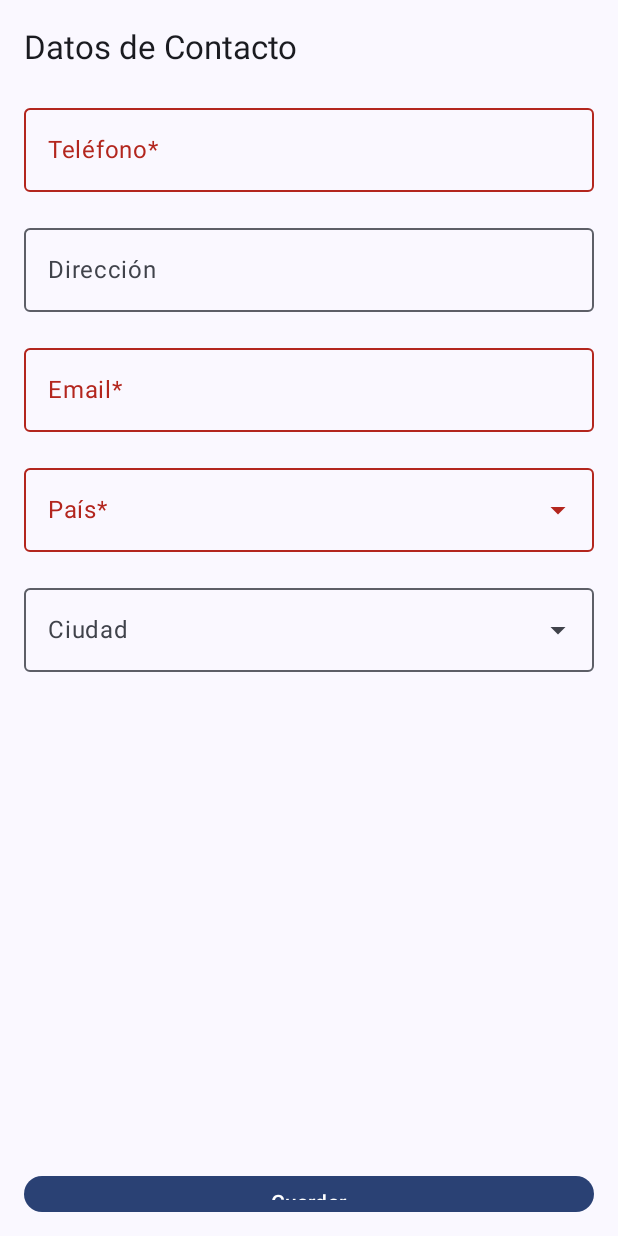
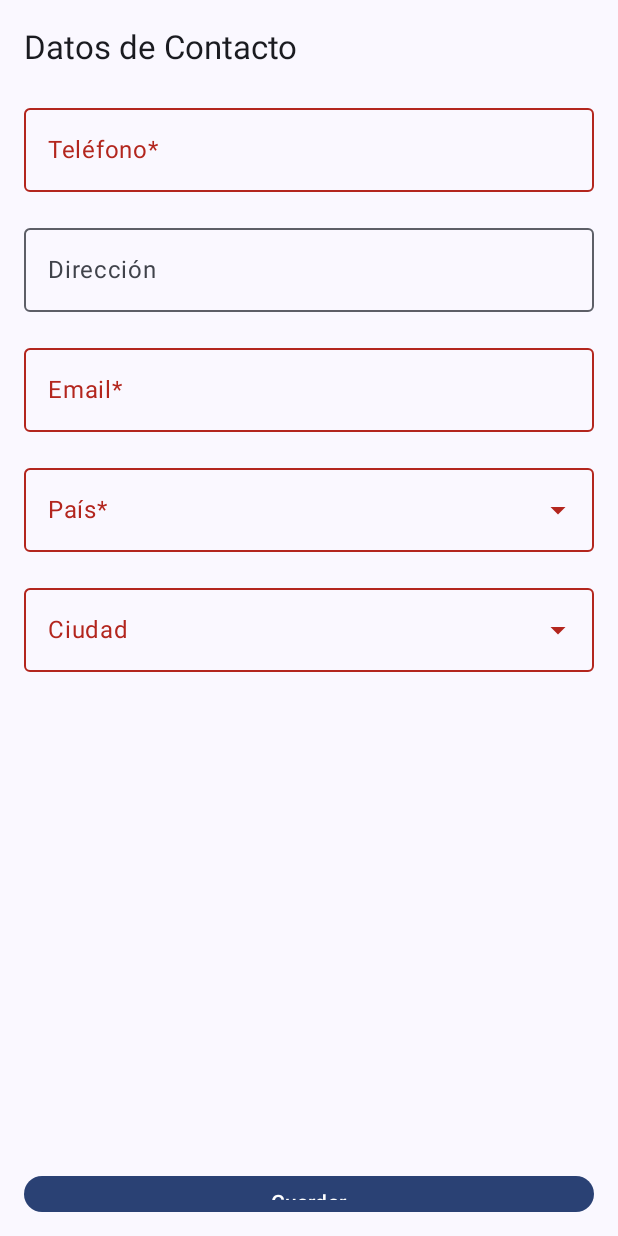
Before and after one commit to JuanSOrtiz/LabsCM20242-Gr04, an Android app built with Jetpack Compose: the ContactDataActivity screen opened directly, with no data from a screen before it, on a phone screen of 412 x 824 dp. Run offline under Robolectric (Android 15) with nearby library versions, the phone set to English and light mode, and no system bars.

```diff
--- a/app/src/main/java/com/example/labs20242_gr04/ContactDataActivity.kt
+++ b/app/src/main/java/com/example/labs20242_gr04/ContactDataActivity.kt
@@ -192,7 +192,7 @@ fun FormFields(
     Spacer(modifier = Modifier.height(16.dp))
 
     // Campo Ciudad
-    CityDropdown(city, onCityChange)
+    CityDropdown(city, country, onCityChange)
     Spacer(modifier = Modifier.height(16.dp))
 }
 
@@ -241,11 +241,23 @@ fun CountryDropdown(country: String, onCountryChange: (String) -> Unit) {
 
 @OptIn(ExperimentalMaterial3Api::class)
 @Composable
-fun CityDropdown(city: String, onCityChange: (String) -> Unit) {
+fun CityDropdown(city: String, country: String, onCityChange: (String) -> Unit) {
     var expanded by remember { mutableStateOf(false) }
-    val cities = listOf(
-        "Bogotá", "Medellín", "Cali", "Barranquilla", "Cartagena", "Bucaramanga", "Pereira"
+
+    // Mapa de ciudades por país
+    val citiesByCountry = mapOf(
+        "Argentina" to listOf("Buenos Aires", "Córdoba", "Rosario"),
+        "Brasil" to listOf("São Paulo", "Rio de Janeiro", "Brasilia"),
+        "Chile" to listOf("Santiago", "Valparaíso", "Concepción"),
+        "Colombia" to listOf("Bogotá", "Medellín", "Cali"),
+        "Ecuador" to listOf("Quito", "Guayaquil", "Cuenca"),
+        "México" to listOf("Ciudad de México", "Guadalajara", "Monterrey"),
+        "Perú" to listOf("Lima", "Arequipa", "Cusco"),
+        "Venezuela" to listOf("Caracas", "Maracaibo", "Valencia")
     )
+
+    // Obtener las ciudades correspondientes al país seleccionado
+    val cities = citiesByCountry[country] ?: listOf()
 
     ExposedDropdownMenuBox(
         expanded = expanded,
@@ -262,7 +274,8 @@ fun CityDropdown(city: String, onCityChange: (String) -> Unit) {
                 .clickable { expanded = !expanded },
             trailingIcon = {
                 ExposedDropdownMenuDefaults.TrailingIcon(expanded = expanded)
-            }
+            },
+            isError = city.isEmpty()
         )
         ExposedDropdownMenu(
             expanded = expanded,
```
